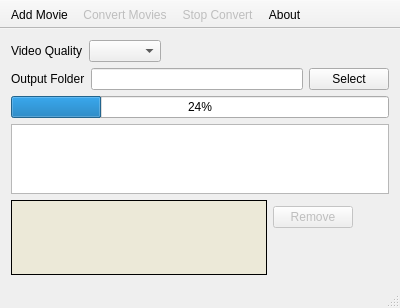
Qt form mainwindow.ui (xandroalmeida/YAVC) before a commit.
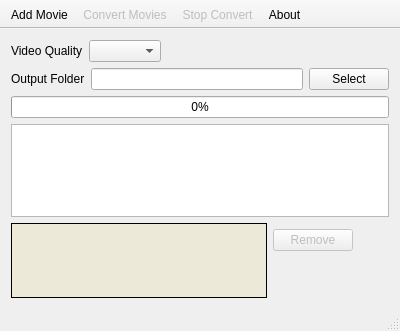
The same form after that commit. Icons and pictures are not drawn.

The edit to the form file:
```diff
--- a/mainwindow.ui
+++ b/mainwindow.ui
@@ -7,7 +7,7 @@
     <x>0</x>
     <y>0</y>
     <width>400</width>
-    <height>300</height>
+    <height>331</height>
    </rect>
   </property>
   <property name="windowTitle">
@@ -79,7 +79,7 @@
          <bool>true</bool>
         </property>
         <property name="value">
-         <number>24</number>
+         <number>0</number>
         </property>
        </widget>
       </item>
```
